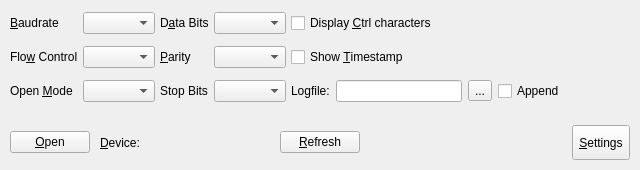
First picture: the form in controlpanel.ui, repository asanza/CuteCom, before the edit.
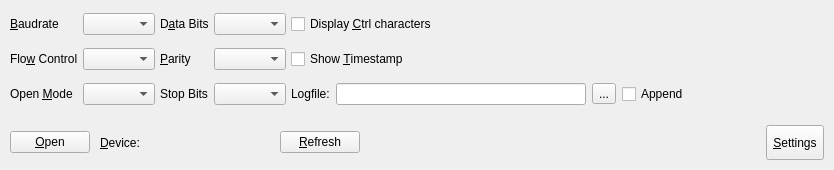
Second picture: the form after the edit. Custom widgets are drawn as their Qt base class.

Commit message: fix layout issues

```diff
--- a/controlpanel.ui
+++ b/controlpanel.ui
@@ -6,7 +6,7 @@
    <rect>
     <x>0</x>
     <y>0</y>
-    <width>640</width>
+    <width>834</width>
     <height>170</height>
    </rect>
   </property>
@@ -45,8 +45,8 @@
        <rect>
         <x>0</x>
         <y>0</y>
-        <width>701</width>
-        <height>105</height>
+        <width>831</width>
+        <height>111</height>
        </rect>
       </property>
       <layout class="QGridLayout" name="gridLayout">
@@ -180,7 +180,7 @@
            <widget class="QLineEdit" name="m_logfile_edit">
             <property name="minimumSize">
              <size>
-              <width>80</width>
+              <width>250</width>
               <height>0</height>
              </size>
             </property>
```
